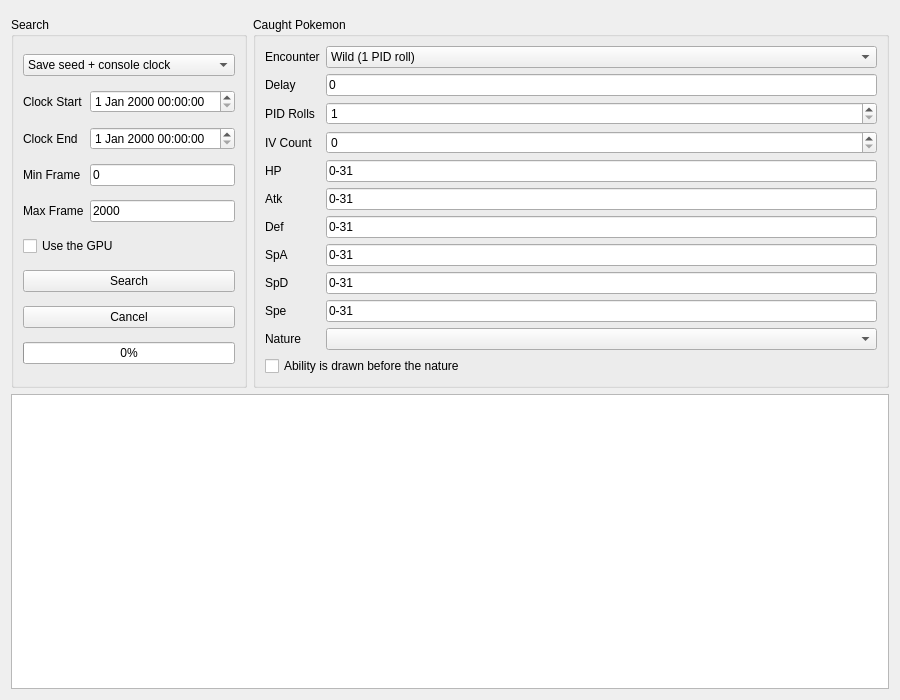
Qt form Form/Gen6/SeedFinder6.ui (Xenon-Hacks/PokeFinder-GPU) before a commit.
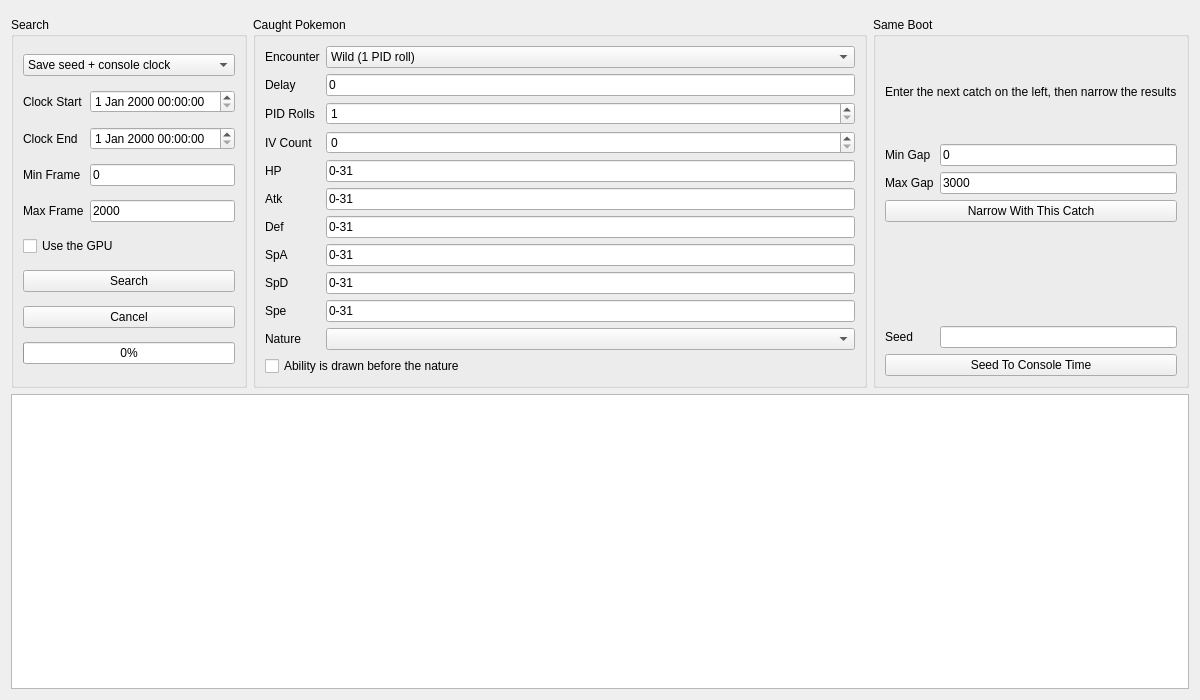
The same form after that commit. Custom widgets are drawn as their Qt base class.

Commit message:
Gen 6: seed window, same-boot narrowing and seed to console time
Static and Wild can generate every seed of a console clock window
(Misc[0x00] + ms) and report how many seeds have a filtered result.
The Seed Finder narrows its candidates with the next catch of the same
boot and lists the console times that produce a seed.

```diff
--- a/Form/Gen6/SeedFinder6.ui
+++ b/Form/Gen6/SeedFinder6.ui
@@ -6,7 +6,7 @@
 <rect>
 <x>0</x>
 <y>0</y>
-<width>900</width>
+<width>1200</width>
 <height>700</height>
 </rect>
 </property>
@@ -332,7 +332,78 @@
 </layout>
 </widget>
 </item>
-<item row="2" column="0" colspan="2">
+<item row="1" column="2">
+<widget class="QGroupBox" name="groupBoxNarrow">
+<property name="title">
+ <string>Same Boot</string>
+</property>
+<layout class="QGridLayout" name="gridLayoutgroupBoxNarrow">
+<item row="0" column="0" colspan="2">
+<widget class="QLabel" name="labelNarrowHelp">
+<property name="text">
+ <string>Enter the next catch on the left, then narrow the results</string>
+</property>
+</widget>
+</item>
+<item row="1" column="0">
+<widget class="QLabel" name="labelMinGap">
+<property name="text">
+ <string>Min Gap</string>
+</property>
+</widget>
+</item>
+<item row="1" column="1">
+<widget class="TextBox" name="textBoxMinGap">
+<property name="text">
+ <string>0</string>
+</property>
+</widget>
+</item>
+<item row="2" column="0">
+<widget class="QLabel" name="labelMaxGap">
+<property name="text">
+ <string>Max Gap</string>
+</property>
+</widget>
+</item>
+<item row="2" column="1">
+<widget class="TextBox" name="textBoxMaxGap">
+<property name="text">
+ <string>3000</string>
+</property>
+</widget>
+</item>
+<item row="3" column="0" colspan="2">
+<widget class="QPushButton" name="pushButtonNarrow">
+<property name="text">
+ <string>Narrow With This Catch</string>
+</property>
+</widget>
+</item>
+<item row="4" column="0" colspan="2">
+<widget class="QLabel" name="labelNarrow"/>
+</item>
+<item row="5" column="0">
+<widget class="QLabel" name="labelSeed">
+<property name="text">
+ <string>Seed</string>
+</property>
+</widget>
+</item>
+<item row="5" column="1">
+<widget class="TextBox" name="textBoxTimeSeed"/>
+</item>
+<item row="6" column="0" colspan="2">
+<widget class="QPushButton" name="pushButtonSeedTime">
+<property name="text">
+ <string>Seed To Console Time</string>
+</property>
+</widget>
+</item>
+</layout>
+</widget>
+</item>
+<item row="2" column="0" colspan="3">
 <widget class="TableView" name="tableView"/>
 </item>
 </layout>
```
Left out of the diff: 2 changed lines with no effect on the pictures. The commit also changes 17 other files.
